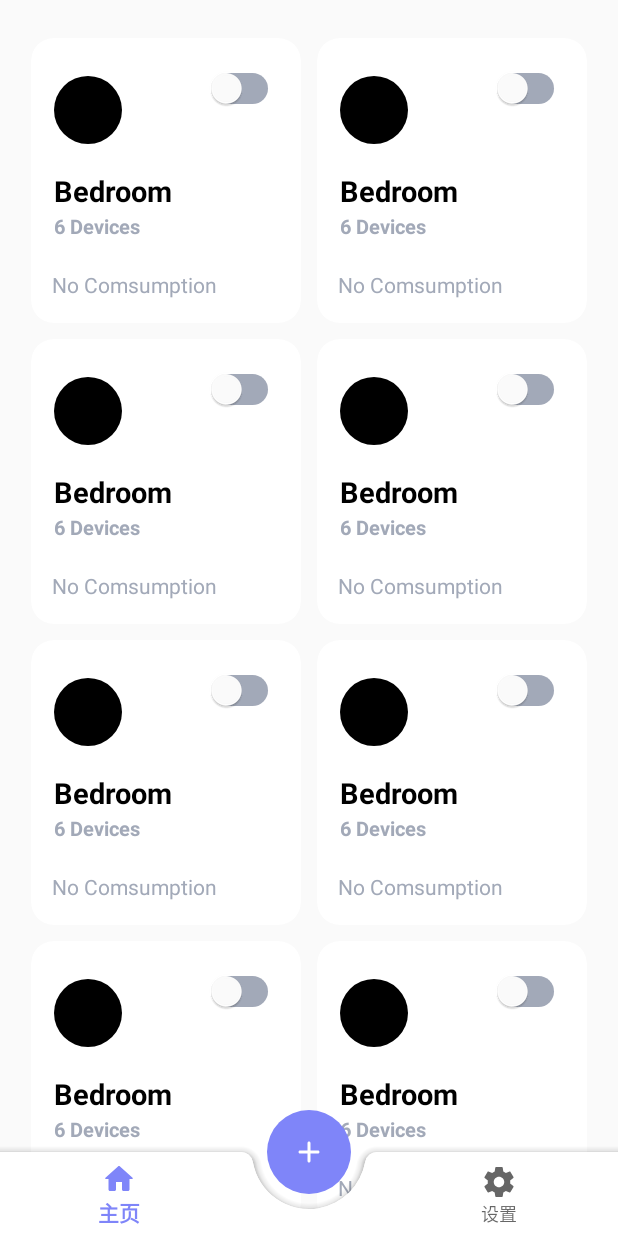
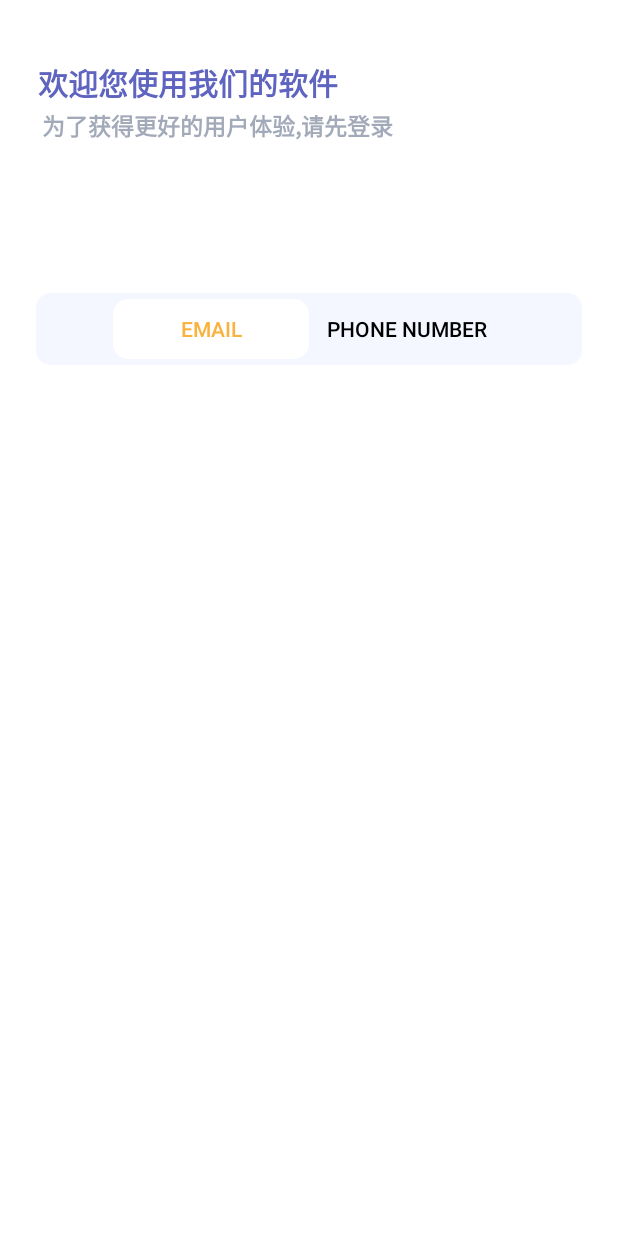
Before and after one commit to zxcvbnma702/Service-Create, an Android app: the screen it shows after launch (MainActivity before the commit, AuthActivity after it), on a phone screen of 412 x 824 dp. Run offline under Robolectric (Android 15) with nearby library versions, the phone set to English and light mode, and no system bars; our stand-ins replace data binding.

Commit message:
auth ui 1

```diff
--- a/app/src/main/AndroidManifest.xml
+++ b/app/src/main/AndroidManifest.xml
@@ -16,7 +16,7 @@
         android:theme="@style/Theme.ServiceCreate"
         tools:targetApi="31">
         <activity
-            android:name=".MainActivity"
+            android:name=".ui.auth.AuthActivity"
             android:exported="true">
             <intent-filter>
                 <action android:name="android.intent.action.MAIN" />
@@ -24,6 +24,10 @@
                 <category android:name="android.intent.category.LAUNCHER" />
             </intent-filter>
         </activity>
+        <activity
+            android:name=".MainActivity"
+            android:exported="true">
+        </activity>
     </application>
 
 </manifest>
--- /dev/null
+++ b/app/src/main/java/com/example/servicecreate/ui/auth/AuthActivity.kt
@@ -0,0 +1,11 @@
+package com.example.servicecreate.ui.auth
+
+import com.example.base.activity.BaseActivity
+import com.example.servicecreate.databinding.ActivityAuthBinding
+
+class AuthActivity : BaseActivity<ActivityAuthBinding>() {
+    override fun ActivityAuthBinding.initBindingView() {
+
+    }
+
+}
--- /dev/null
+++ b/app/src/main/java/com/example/servicecreate/ui/auth/AuthListener.kt
@@ -0,0 +1,10 @@
+package com.example.servicecreate.ui.auth
+
+/**
+ * @author:SunShibo
+ * @date:2023-03-09 0:03
+ * @feature:
+ */
+interface AuthListener  {
+
+}
--- /dev/null
+++ b/app/src/main/java/com/example/servicecreate/ui/auth/AuthViewModel.kt
@@ -0,0 +1,9 @@
+package com.example.servicecreate.ui.auth
+
+/**
+ * @author:SunShibo
+ * @date:2023-03-09 0:04
+ * @feature:
+ */
+class AuthViewModel {
+}
--- /dev/null
+++ b/app/src/main/res/drawable/retangle_bg.xml
@@ -0,0 +1,7 @@
+<?xml version="1.0" encoding="utf-8"?>
+<shape xmlns:android="http://schemas.android.com/apk/res/android"
+    android:shape="rectangle">
+
+    <solid android:color="@color/white"/>
+    <corners android:radius="10dp" />
+</shape>
--- /dev/null
+++ b/app/src/main/res/layout/activity_auth.xml
@@ -0,0 +1,76 @@
+<?xml version="1.0" encoding="utf-8"?>
+<layout
+    xmlns:android="http://schemas.android.com/apk/res/android"
+    xmlns:app="http://schemas.android.com/apk/res-auto"
+    xmlns:tools="http://schemas.android.com/tools">
+    <androidx.constraintlayout.widget.ConstraintLayout
+        android:layout_width="match_parent"
+        android:layout_height="match_parent"
+        android:background="@color/white"
+        tools:context=".ui.auth.AuthActivity">
+
+        <androidx.appcompat.widget.AppCompatTextView
+            android:id="@+id/auth_welcome_text"
+            android:text="@string/auth_welcome_back"
+            app:layout_constraintTop_toTopOf="parent"
+            app:layout_constraintStart_toStartOf="parent"
+            android:layout_marginTop="40dp"
+            android:layout_marginStart="25dp"
+            android:textSize="20sp"
+            android:textStyle="bold"
+            android:textColor="@color/main_color_primary_secondary"
+            android:layout_width="wrap_content"
+            android:layout_height="wrap_content"/>
+
+        <androidx.appcompat.widget.AppCompatTextView
+            android:id="@+id/auth_welcome_description"
+            android:text="@string/auth_welcome_description"
+            app:layout_constraintTop_toBottomOf="@id/auth_welcome_text"
+            app:layout_constraintStart_toStartOf="parent"
+            android:layout_marginTop="2dp"
+            android:layout_marginStart="28dp"
+            android:textSize="15sp"
+            android:textStyle="bold"
+            android:textColor="@color/icon_color"
+            android:layout_width="wrap_content"
+            android:layout_height="wrap_content"/>
+
+        <com.google.android.material.tabs.TabLayout
+            android:id="@+id/home_tablayout"
+            android:layout_width="match_parent"
+            android:layout_height="wrap_content"
+            android:layout_marginTop="100dp"
+            android:layout_marginHorizontal="24dp"
+            android:background="@drawable/retangle_bg"
+            android:backgroundTint="#f4f7ff"
+            app:layout_constraintEnd_toEndOf="parent"
+            app:layout_constraintStart_toStartOf="parent"
+            app:layout_constraintTop_toBottomOf="@+id/auth_welcome_description"
+            app:tabIndicator="@drawable/retangle_bg"
+            app:tabIndicatorColor="@color/white"
+            app:tabIndicatorGravity="center"
+            app:tabIndicatorHeight="40dp"
+            app:tabIndicatorFullWidth="true"
+            app:tabMinWidth="100dp"
+            app:tabMode="auto"
+            app:tabRippleColor="@android:color/transparent"
+            app:tabSelectedTextColor="@color/second_color"
+            app:tabTextColor="@color/black">
+
+            <com.google.android.material.tabs.TabItem
+                android:id="@+id/auth_tab_email"
+                android:layout_width="wrap_content"
+                android:layout_height="wrap_content"
+                android:text="@string/auth_tab1" />
+
+            <com.google.android.material.tabs.TabItem
+                android:id="@+id/auth_tab_phone"
+                android:layout_width="wrap_content"
+                android:layout_height="wrap_content"
+                android:layout_marginEnd="2dp"
+                android:text="@string/auth_tab2" />
+
+        </com.google.android.material.tabs.TabLayout>
+
+    </androidx.constraintlayout.widget.ConstraintLayout>
+</layout>
--- a/app/src/main/res/values/strings.xml
+++ b/app/src/main/res/values/strings.xml
@@ -12,4 +12,8 @@
     <string name="home_card_date">16 Nov, 2022</string>
     <string name="home_tab1">Rooms</string>
     <string name="home_tab2">Devices</string>
+    <string name="auth_welcome_back">欢迎您使用我们的软件</string>
+    <string name="auth_welcome_description">为了获得更好的用户体验,请先登录</string>
+    <string name="auth_tab1">Email</string>
+    <string name="auth_tab2">Phone Number</string>
 </resources>
```
